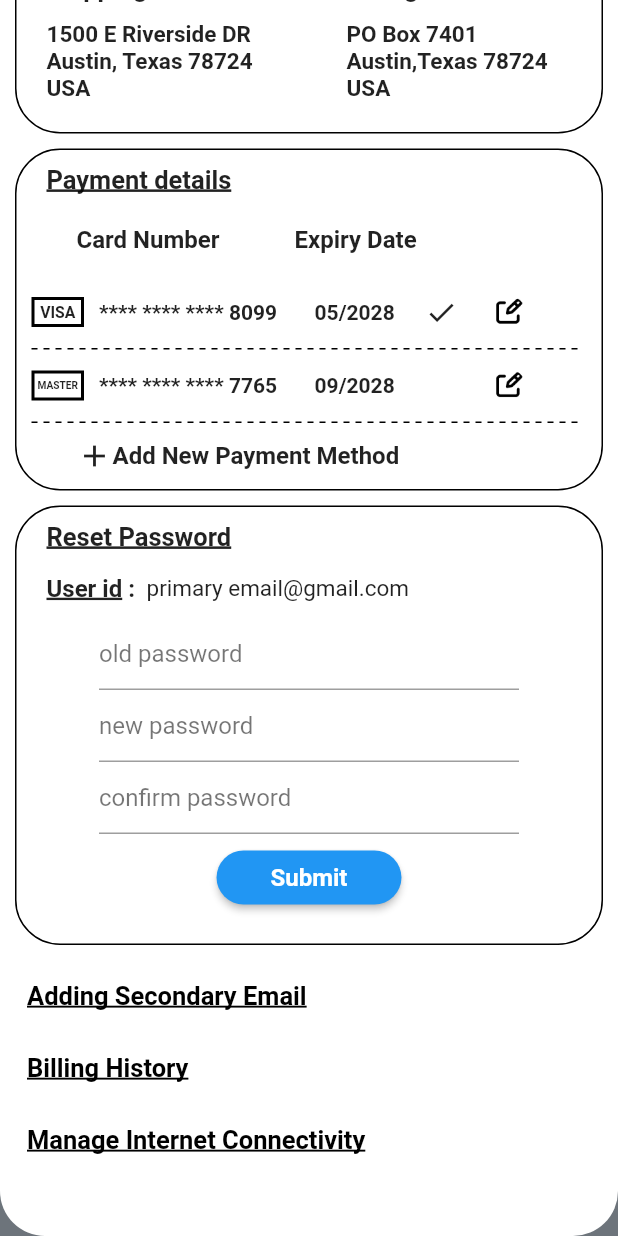
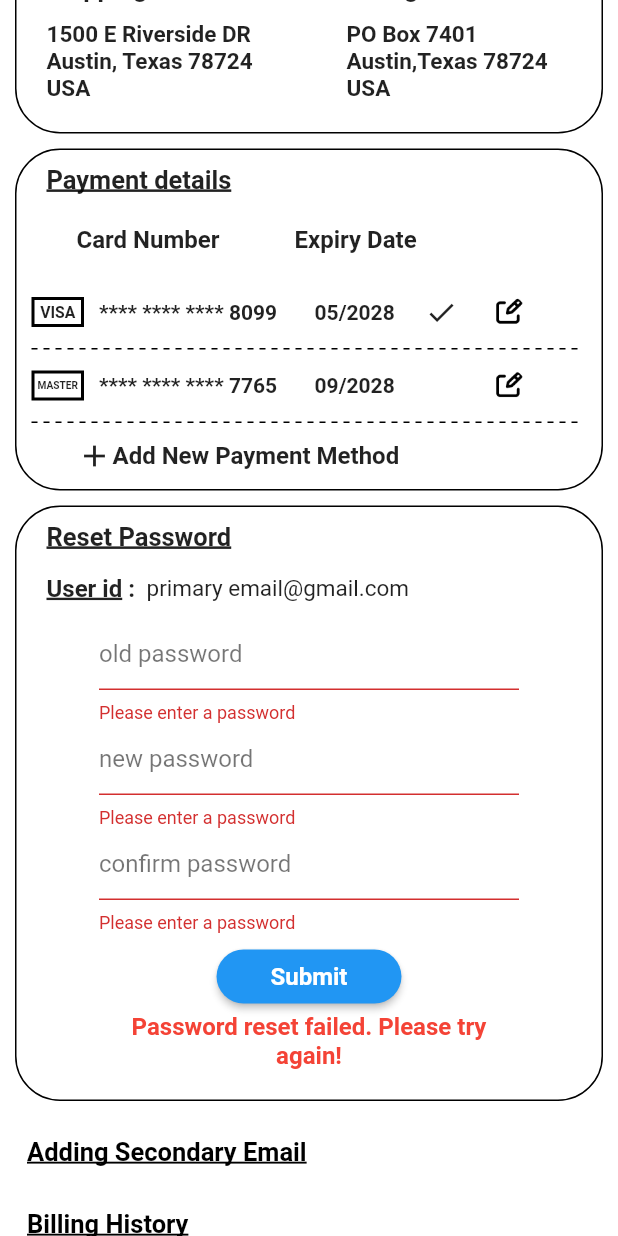
Before and after one commit to anandsivdas/Waltec_ProfileScreen, a Flutter app: the screen it shows after launch, scrolled down 381 dp, after a tap on "Submit", on a phone screen of 412 x 824 dp. Run offline on Flutter 3.47's test engine with Material 2 defaults, Android fonts, the phone set to English and light mode, and no system bars; drawn by our look-alikes of dotted_line.

Commit message:
password section validations added.

```diff
--- a/lib/screens/profile_screen.dart
+++ b/lib/screens/profile_screen.dart
@@ -9,7 +9,23 @@ class ProfileScreen extends StatefulWidget {
 }
 
 class _ProfileScreenState extends State<ProfileScreen> {
+
   final _passwordForm = GlobalKey<FormState>();
+  var _validPassword = false;
+  var _isSubmitPwdClicked = false;
+
+  final _oldPasswordController = TextEditingController();
+  final _newPasswordController = TextEditingController();
+  final _confirmPasswordController = TextEditingController();
+
+
+  @override
+  void dispose() {
+    _oldPasswordController.dispose();
+    _newPasswordController.dispose();
+    _confirmPasswordController.dispose();
+    super.dispose();
+  }
 
   var dummyCardDetails = [
     {
@@ -451,6 +467,26 @@ class _ProfileScreenState extends State<ProfileScreen> {
     );
   }
 
+  void _submitPasswordClicked() {
+    final isValid = _passwordForm.currentState?.validate();
+    if (!isValid!) {
+      setState(() {
+        _isSubmitPwdClicked = true;
+        _validPassword = false;
+      });
+      return;
+    }
+    else{
+      setState(() {
+        _isSubmitPwdClicked = true;
+        _validPassword = true;
+        _oldPasswordController.clear();
+        _newPasswordController.clear();
+        _confirmPasswordController.clear();
+      });
+    }
+  }
+
   Widget _passwordSection() {
     return Container(
       padding: const EdgeInsets.symmetric(horizontal: 20, vertical: 10),
@@ -509,19 +545,64 @@ class _ProfileScreenState extends State<ProfileScreen> {
               child: Column(
                 children: <Widget>[
                   TextFormField(
+                    controller: _oldPasswordController,
                     decoration: const InputDecoration(
+                      errorMaxLines: 2,
                         hintText: 'old password',
                         hintStyle: TextStyle(color: Colors.black54)),
+                    obscureText: true,
+                    validator: (value) {
+                      if (value == null || value.isEmpty){
+                        return 'Please enter a password';
+                      }
+                      if (value.length <6 || value.length > 20){
+                        return 'Password length should be between 6-20 characters';
+                      }
+                      else{
+                        return null;
+                      }
+                    },
                   ),
                   TextFormField(
+                    controller: _newPasswordController,
                     decoration: const InputDecoration(
+                        errorMaxLines: 2,
                         hintText: 'new password',
                         hintStyle: TextStyle(color: Colors.black54)),
+                    obscureText: true,
+                    validator: (value) {
+                      if (value == null || value.isEmpty){
+                        return 'Please enter a password';
+                      }
+                      if (value.length <6 || value.length > 20){
+                        return 'Password length should be between 6-20 characters';
+                      }
+                      else{
+                        return null;
+                      }
+                    },
                   ),
                   TextFormField(
+                    controller: _confirmPasswordController,
                     decoration: const InputDecoration(
+                        errorMaxLines: 2,
                         hintText: 'confirm password',
                         hintStyle: TextStyle(color: Colors.black54)),
+                    obscureText: true,
+                    validator: (value) {
+                      if (value == null || value.isEmpty){
+                        return 'Please enter a password';
+                      }
+                      if (value.length <6 || value.length > 20){
+                        return 'Password length should be between 6-20 characters';
+                      }
+                      if (value != _newPasswordController.text){
+                        return 'Confirm password doesn\'t match with New password. Try again!';
+                      }
+                      else{
+                        return null;
+                      }
+                    },
                   ),
                   const SizedBox(
                     height: 5,
@@ -538,8 +619,26 @@ class _ProfileScreenState extends State<ProfileScreen> {
                       shape: const StadiumBorder(),
                       shadowColor: Colors.black,
                     ),
-                    onPressed: () {},
-                  )
+                    onPressed: _submitPasswordClicked,
+                  ),
+                   Visibility(
+                    visible: _isSubmitPwdClicked,
+                    child: _validPassword ? const Text(
+                      'You password has been reset successfully!',
+                      textAlign: TextAlign.center,
+                      style: TextStyle(
+                          fontWeight: FontWeight.bold,
+                          color: Colors.green,
+                          fontSize: 16),
+                    ) : const Text(
+                      'Password reset failed. Please try again!',
+                      textAlign: TextAlign.center,
+                      style: TextStyle(
+                          fontWeight: FontWeight.bold,
+                          color: Colors.red,
+                          fontSize: 16),
+                    ),
+                  ),
                 ],
               ),
             ),
```
